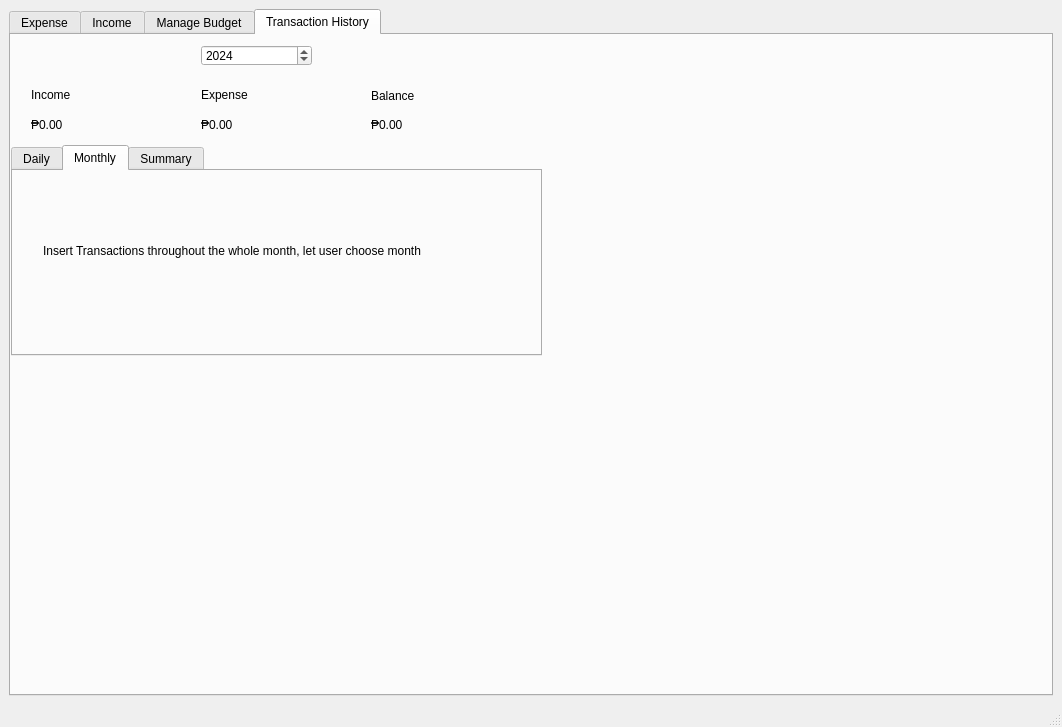
This is GUI/mainwindow.ui in TheMaxL/Spending-and-Savings-Tracker as Qt 5 draws it before an edit. The edited form follows.
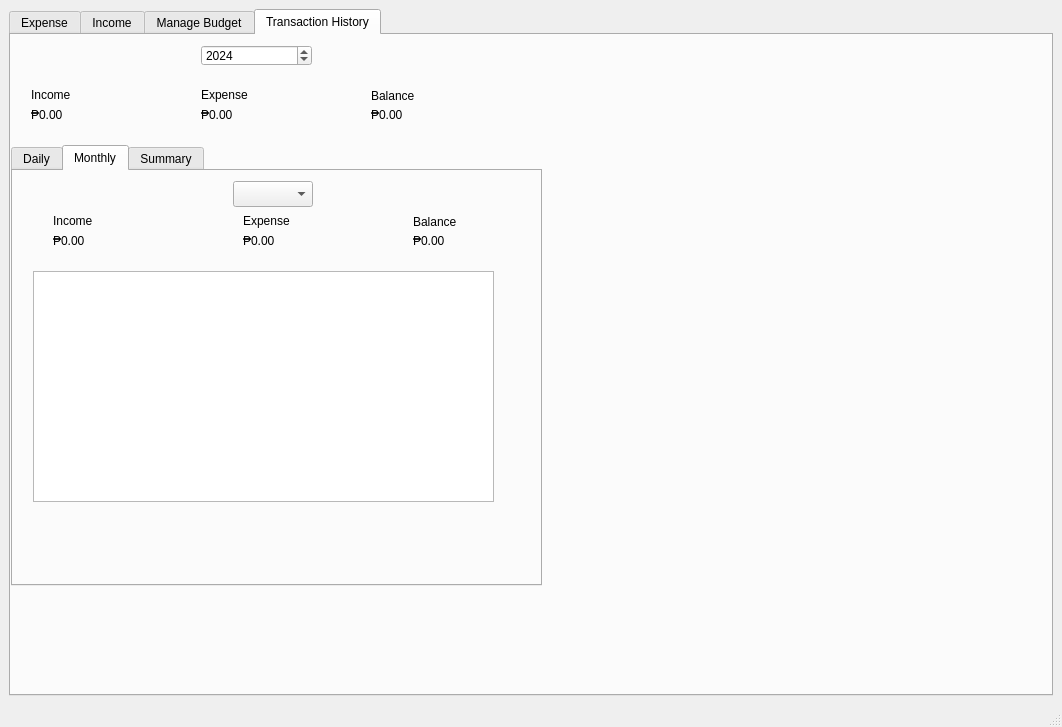
This is the edited form. The open tabs and pages were chosen to show the change.

Commit message: monthly transaction history

What changed in the file:
```diff
--- a/GUI/mainwindow.ui
+++ b/GUI/mainwindow.ui
@@ -509,7 +509,7 @@
         <property name="geometry">
          <rect>
           <x>20</x>
-          <y>80</y>
+          <y>70</y>
           <width>151</width>
           <height>20</height>
          </rect>
@@ -525,7 +525,7 @@
         <property name="geometry">
          <rect>
           <x>190</x>
-          <y>80</y>
+          <y>70</y>
           <width>151</width>
           <height>20</height>
          </rect>
@@ -538,7 +538,7 @@
         <property name="geometry">
          <rect>
           <x>360</x>
-          <y>80</y>
+          <y>70</y>
           <width>151</width>
           <height>20</height>
          </rect>
@@ -556,7 +556,7 @@
           <x>0</x>
           <y>110</y>
           <width>531</width>
-          <height>211</height>
+          <height>441</height>
          </rect>
         </property>
         <property name="currentIndex">
@@ -587,22 +587,176 @@
          <attribute name="title">
           <string>Monthly</string>
          </attribute>
-         <widget class="QLabel" name="label_12">
+         <widget class="QComboBox" name="monthComboBox_2">
           <property name="geometry">
            <rect>
-            <x>30</x>
-            <y>70</y>
-            <width>491</width>
+            <x>220</x>
+            <y>10</y>
+            <width>80</width>
+            <height>26</height>
+           </rect>
+          </property>
+          <property name="currentText">
+           <string/>
+          </property>
+          <property name="placeholderText">
+           <string>Month</string>
+          </property>
+          <item>
+           <property name="text">
+            <string>Jan</string>
+           </property>
+          </item>
+          <item>
+           <property name="text">
+            <string>Feb</string>
+           </property>
+          </item>
+          <item>
+           <property name="text">
+            <string>Mar</string>
+           </property>
+          </item>
+          <item>
+           <property name="text">
+            <string>Apr</string>
+           </property>
+          </item>
+          <item>
+           <property name="text">
+            <string>May</string>
+           </property>
+          </item>
+          <item>
+           <property name="text">
+            <string>Jun</string>
+           </property>
+          </item>
+          <item>
+           <property name="text">
+            <string>Jul</string>
+           </property>
+          </item>
+          <item>
+           <property name="text">
+            <string>Aug</string>
+           </property>
+          </item>
+          <item>
+           <property name="text">
+            <string>Sep</string>
+           </property>
+          </item>
+          <item>
+           <property name="text">
+            <string>Oct</string>
+           </property>
+          </item>
+          <item>
+           <property name="text">
+            <string>Nov</string>
+           </property>
+          </item>
+          <item>
+           <property name="text">
+            <string>Dec</string>
+           </property>
+          </item>
+         </widget>
+         <widget class="QListWidget" name="monthlyList">
+          <property name="geometry">
+           <rect>
+            <x>20</x>
+            <y>100</y>
+            <width>461</width>
+            <height>231</height>
+           </rect>
+          </property>
+         </widget>
+         <widget class="QLabel" name="label_8">
+          <property name="geometry">
+           <rect>
+            <x>40</x>
+            <y>40</y>
+            <width>63</width>
             <height>20</height>
            </rect>
           </property>
           <property name="text">
-           <string>Insert Transactions throughout the whole month, let user choose month</string>
+           <string>Income</string>
+          </property>
+         </widget>
+         <widget class="QLabel" name="label_9">
+          <property name="geometry">
+           <rect>
+            <x>230</x>
+            <y>40</y>
+            <width>63</width>
+            <height>20</height>
+           </rect>
+          </property>
+          <property name="text">
+           <string>Expense</string>
+          </property>
+         </widget>
+         <widget class="QLabel" name="label_10">
+          <property name="geometry">
+           <rect>
+            <x>400</x>
+            <y>40</y>
+            <width>63</width>
+            <height>21</height>
+           </rect>
+          </property>
+          <property name="text">
+           <string>Balance</string>
+          </property>
+         </widget>
+         <widget class="QLabel" name="monthlyIncomeLabel">
+          <property name="geometry">
+           <rect>
+            <x>40</x>
+            <y>60</y>
+            <width>131</width>
+            <height>20</height>
+           </rect>
+          </property>
+          <property name="text">
+           <string>₱0.00</string>
           </property>
           <property name="alignment">
            <set>Qt::AlignLeading|Qt::AlignLeft|Qt::AlignVCenter</set>
           </property>
          </widget>
+         <widget class="QLabel" name="monthlyExpenseLabel">
+          <property name="geometry">
+           <rect>
+            <x>230</x>
+            <y>60</y>
+            <width>131</width>
+            <height>20</height>
+           </rect>
+          </property>
+          <property name="text">
+           <string>₱0.00</string>
+          </property>
+         </widget>
+         <widget class="QLabel" name="monthlyBalanceLabel">
+          <property name="geometry">
+           <rect>
+            <x>400</x>
+            <y>60</y>
+            <width>121</width>
+            <height>20</height>
+           </rect>
+          </property>
+          <property name="autoFillBackground">
+           <bool>false</bool>
+          </property>
+          <property name="text">
+           <string>₱0.00</string>
+          </property>
+         </widget>
         </widget>
         <widget class="QWidget" name="tab_7">
          <attribute name="title">
```
Left out of the diff: 22 changed lines with no effect on the pictures. The commit also changes 2 other files.
